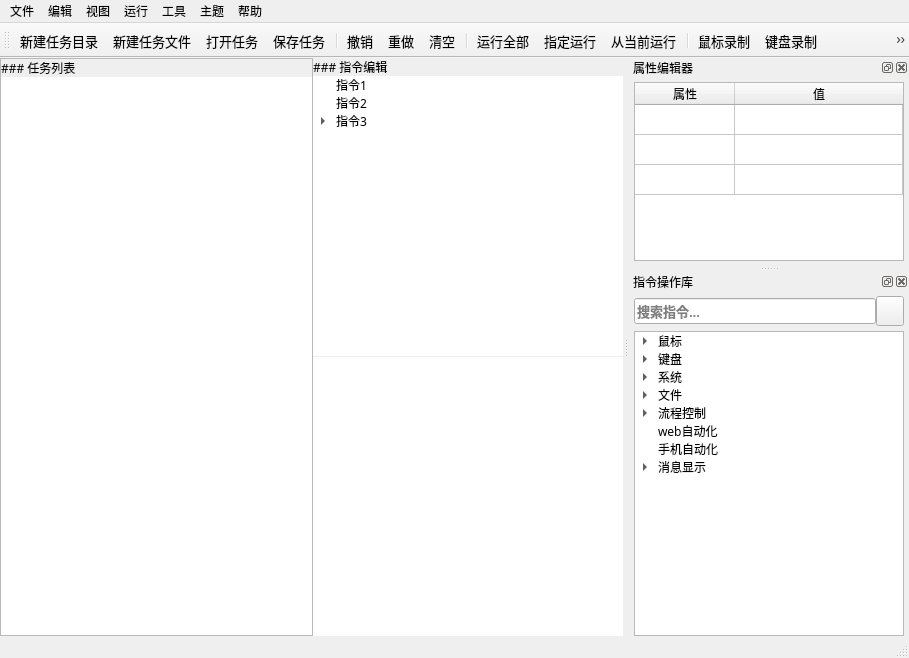
Before: the Qt Designer form ui/CocoPyRPA_v2.ui in 54Coconi/CocoPyRPA-QT_V2, drawn with Qt 5.
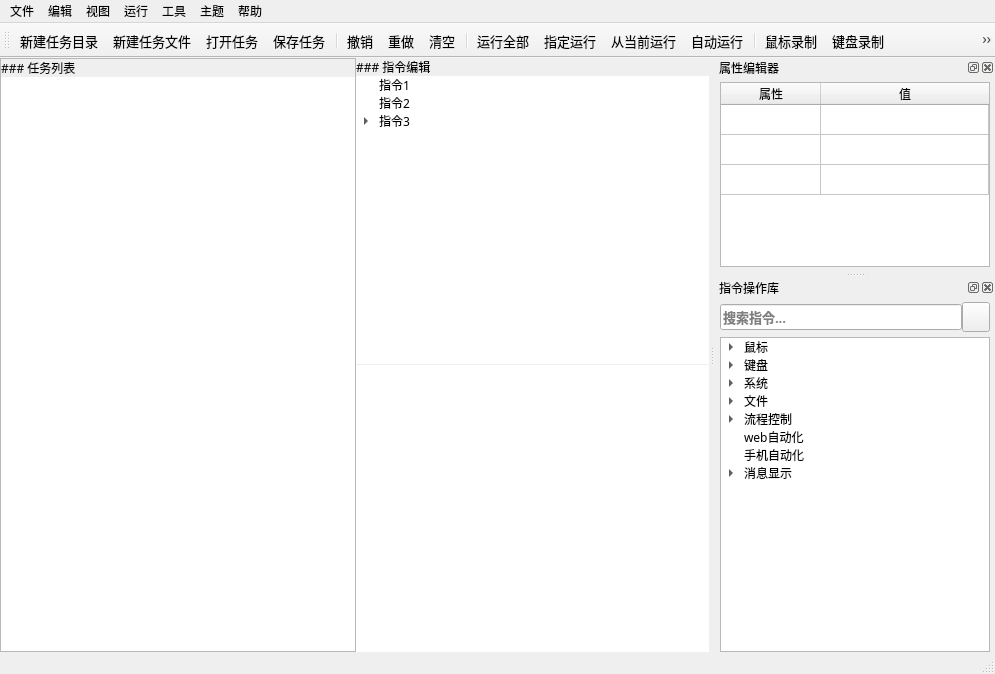
After: the same form once the commit is applied. Icons and pictures are not drawn.

Commit message: feat(auto-executor):优化自动执行管理器 - 实现触发器状态保存和恢复功能 - 优化任务列表显示样式 - 更新主题样式文件，改善界面视觉效果 - 优化部分功能，如清空任务、鼠标和键盘录制等

Diff of the .ui file:
```diff
--- a/ui/CocoPyRPA_v2.ui
+++ b/ui/CocoPyRPA_v2.ui
@@ -6,8 +6,8 @@
    <rect>
     <x>0</x>
     <y>0</y>
-    <width>909</width>
-    <height>658</height>
+    <width>995</width>
+    <height>674</height>
    </rect>
   </property>
   <property name="sizePolicy">
@@ -390,7 +390,7 @@
     <rect>
      <x>0</x>
      <y>0</y>
-     <width>909</width>
+     <width>995</width>
      <height>26</height>
     </rect>
    </property>
@@ -1210,6 +1210,7 @@
    <addaction name="action_menu_runAll"/>
    <addaction name="action_menu_runOne"/>
    <addaction name="action_menu_runNow"/>
+   <addaction name="action_menu_runAuto"/>
    <addaction name="separator"/>
    <addaction name="action_menu_mouseRecord"/>
    <addaction name="action_menu_keysRecord"/>
```
The commit also changes 14 other files.
